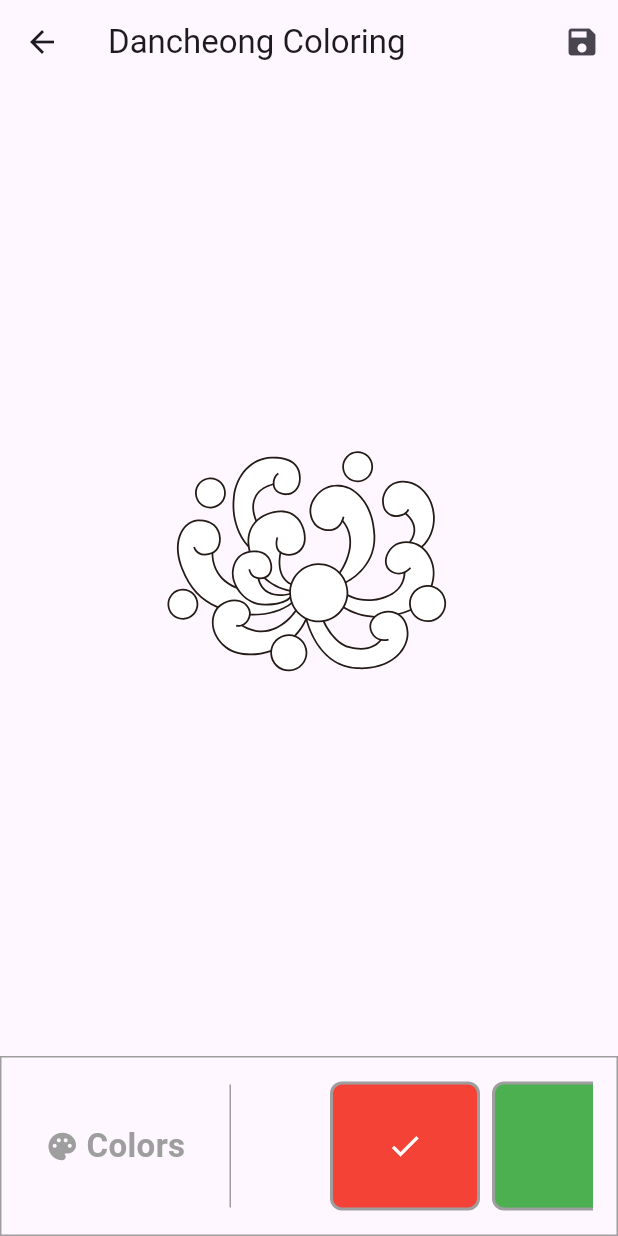
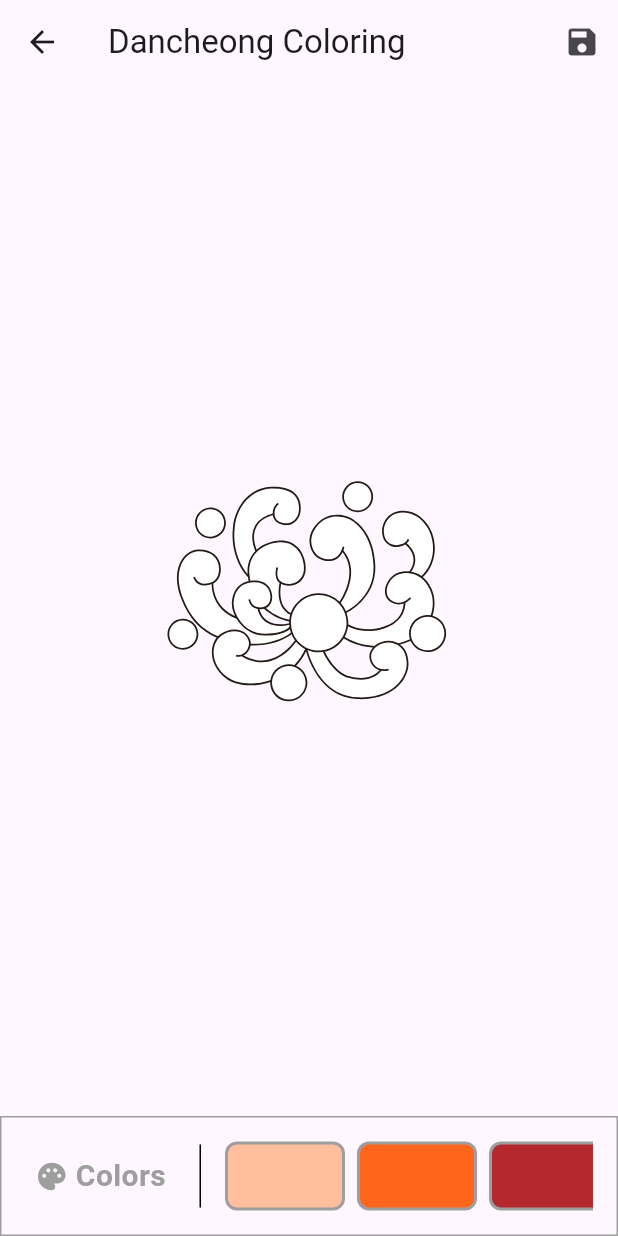
Before and after one commit to atifa1110/dancheong, a Flutter app: the screen it shows after launch, after a tap on an icon or button, on a phone screen of 412 x 824 dp. Run offline on Flutter 3.47's test engine with Material 3 defaults, Android fonts, the phone set to English and light mode, and no system bars; our stand-ins replace device_info_plus, flutter_svg, fluttertoast, path_drawing, permission_handler; missing offline and left inert: saver_gallery.

Commit message:
add saving image using save gallery, color

```diff
--- a/lib/coloring_page.dart
+++ b/lib/coloring_page.dart
@@ -1,15 +1,20 @@
+import 'package:dancheong/constant.dart';
 import 'package:dancheong/svg_painter.dart';
 import 'package:dancheong/utils.dart';
 import 'package:dancheong/vector_image.dart';
+import 'package:device_info_plus/device_info_plus.dart';
 import 'package:flutter/material.dart';
 import 'package:flutter/rendering.dart';
 import 'package:flutter/services.dart';
+import 'package:fluttertoast/fluttertoast.dart';
 
 import 'dart:typed_data';
 import 'dart:ui' as ui;
 import 'dart:io';
 
-import 'package:path_provider/path_provider.dart';
+import 'package:permission_handler/permission_handler.dart';
+import 'package:saver_gallery/saver_gallery.dart';
+
 
 class ColoringSvgScreen extends StatefulWidget {
   final String imagePath;
@@ -36,40 +41,59 @@ class _ColoringSvgScreenState extends State<ColoringSvgScreen> {
   void initState() {
     _init();
     super.initState();
+    _requestPermission();
   }
 
   final GlobalKey _globalKey = GlobalKey(); // GlobalKey for RepaintBoundary
 
-  // Function to save the image
-  Future<void> _saveImage() async {
+  /// Requests necessary permissions based on the platform.
+  Future<void> _requestPermission() async {
+    bool statuses;
+    if (Platform.isAndroid) {
+      final deviceInfoPlugin = DeviceInfoPlugin();
+      final deviceInfo = await deviceInfoPlugin.androidInfo;
+      final sdkInt = deviceInfo.version.sdkInt;
+      statuses = sdkInt < 29 ? await Permission.storage
+          .request()
+          .isGranted : true;
+    } else {
+      statuses = await Permission.photosAddOnly
+          .request()
+          .isGranted;
+    }
+    print('Permission Request Result: $statuses');
+  }
+
+  // Example usage within your existing _saveScreen function or elsewhere:
+  Future<void> _saveScreen() async {
     try {
       RenderRepaintBoundary boundary =
       _globalKey.currentContext!.findRenderObject() as RenderRepaintBoundary;
       ui.Image image = await boundary.toImage();
       ByteData? byteData = await image.toByteData(format: ui.ImageByteFormat.png);
-      Uint8List pngBytes = byteData!.buffer.asUint8List();
 
-      // Get the external storage directory
-      final directory = await getExternalStorageDirectory();
-      if (directory!= null) {
-        final imagePath = '${directory.path}/colored_image.png';
-        final file = File(imagePath);
-        await file.writeAsBytes(pngBytes);
-
-        // Save the image to the gallery
-        //final result = await GallerySaver.saveImage(imagePath);
-        //print("Image saved to gallery: $result");
-
-        // Show a success message or a dialog
+      if (byteData != null) {
+        Uint8List pngBytes = byteData.buffer.asUint8List();
+        String picturesPath = "${DateTime
+            .now()
+            .millisecondsSinceEpoch}.jpg";
+        final result = await SaverGallery.saveImage(
+          pngBytes,
+          quality: 100,
+          fileName: picturesPath,
+          skipIfExists: false,
+        );
+        print("Result : ${result.toString()}");
         ScaffoldMessenger.of(context).showSnackBar(
-          const SnackBar(content: Text('Image saved successfully!')),
+            const SnackBar(content: Text('Image saved to gallery!')));
+      } else {
+        ScaffoldMessenger.of(context).showSnackBar(
+          const SnackBar(content: Text('Failed to save image')),
         );
       }
     } catch (e) {
-      print('Error saving image: $e');
-      // Show an error message
       ScaffoldMessenger.of(context).showSnackBar(
-        const SnackBar(content: Text('Failed to save image.')),
+        const SnackBar(content: Text('Failed to save image')),
       );
     }
   }
@@ -87,12 +111,17 @@ class _ColoringSvgScreenState extends State<ColoringSvgScreen> {
 
   Color _currentColor = Colors.red; // Default color
   final List<Color> _availableColors = [
-    Colors.red,
-    Colors.green,
-    Colors.blue,
-    Colors.yellow,
-    Colors.purple,
-    Colors.orange,
+    color1,
+    color2,
+    color3,
+    color4,
+    color5,
+    color6,
+    color7,
+    color8,
+    color9,
+    color10,
+    color11,
     // Add more colors as needed
   ];
 
@@ -112,7 +141,7 @@ class _ColoringSvgScreenState extends State<ColoringSvgScreen> {
         title: const Text('Dancheong Coloring'),
         actions: [
           IconButton(
-            onPressed: _saveImage, // Call the save function
+            onPressed: _saveScreen, // Call the save function
             icon: const Icon(Icons.save),
           ),
         ],
@@ -152,7 +181,7 @@ class _ColoringSvgScreenState extends State<ColoringSvgScreen> {
 
           // Color Selection List
           Container(
-            height: 120,
+            height: 80,
             padding: const EdgeInsets.symmetric(vertical: 8),
             decoration: BoxDecoration(
               border: Border.all(
@@ -164,7 +193,7 @@ class _ColoringSvgScreenState extends State<ColoringSvgScreen> {
               children: [
                 const SizedBox(width: 16),
                 const SizedBox(
-                  width: 120,// Expand the first section to push the text to the middle
+                  width: 100,// Expand the first section to push the text to the middle
                   child: Row(
                     mainAxisAlignment: MainAxisAlignment.center, // Center the text horizontally
                     children: [
@@ -173,7 +202,7 @@ class _ColoringSvgScreenState extends State<ColoringSvgScreen> {
                       Text(
                         'Colors',
                         style: TextStyle(
-                          fontSize: 22,
+                          fontSize: 20,
                           fontWeight: FontWeight.bold,
                           color: Colors.grey,
                         ),
@@ -185,13 +214,13 @@ class _ColoringSvgScreenState extends State<ColoringSvgScreen> {
                 Container(
                   margin: const EdgeInsets.symmetric(vertical: 10),
                   width: 1,
-                  color: Colors.grey,
+                  color: Colors.black,
                 ),
                 const SizedBox(width: 16),
                 Expanded( // Expand the ListView to fill available space
                   child: ListView.builder(
                     scrollDirection: Axis.horizontal,
-                    padding: const EdgeInsets.only(left: 50, right: 50), // Add left padding for "Colors" text
+                    padding: const EdgeInsets.only(right: 50), // Add left padding for "Colors" text
                     itemCount: _availableColors.length,
                     itemBuilder: (context, index) {
                       final color = _availableColors[index];
@@ -202,7 +231,7 @@ class _ColoringSvgScreenState extends State<ColoringSvgScreen> {
                           });
                         },
                         child: Container(
-                          width: 100,
+                          width: 80,
                           margin: const EdgeInsets.only(right: 8, top: 8, bottom: 8), // Adjust margin
                           decoration: BoxDecoration(
                             color: color,
--- a/lib/constant.dart
+++ b/lib/constant.dart
@@ -6,3 +6,27 @@ const Color kPrussianBlue = Color(0xFF003566);
 const Color kMikadoYellow = Color(0xFFffc300);
 const Color kDavysGrey = Color(0xFF4B5358);
 const Color kGrey = Color(0xFF303030);
+
+const Color color1 = Color(0xFFFFBE9E);
+const Color color2 = Color(0xFFFF661B);
+const Color color3 = Color(0xFFB4282E);
+const Color color4 = Color(0xFFA22929);
+const Color color5 = Color(0xFF592D2B);
+const Color color6 = Color(0xFFFFCD00);
+const Color color7 = Color(0xFF5A87D9);
+const Color color8 = Color(0xFF009844);
+const Color color9 = Color(0xFF2B5034);
+const Color color10 = Color(0xFF00098B);
+const Color color11 = Color(0x1F010118);
+
+const Color gray1 = Color(0xFFF1F1F2);
+const Color gray2 = Color(0xFFE6E7E8);
+const Color gray3 = Color(0xFFD1D2D4);
+const Color gray4 = Color(0xFFBBBDC0);
+const Color gray5 = Color(0xFFA7A9AB);
+const Color gray6 = Color(0xFF939597);
+const Color gray7 = Color(0xFF808284);
+const Color gray8 = Color(0xFF6D6E70);
+const Color gray9 = Color(0xFF58585B);
+const Color gary10 = Color(0xFF4C4C4E);
+const Color gray11 = Color(0xFF404041);
--- a/lib/main.dart
+++ b/lib/main.dart
@@ -1,17 +1,21 @@
 import 'package:flutter/material.dart';
+import 'package:flutter/rendering.dart';
 import 'package:flutter_svg/svg.dart';
 import 'coloring_page.dart';
+
 
 void main() {
   runApp(MyApp());
 }
 
 class MyApp extends StatelessWidget {
+  const MyApp({super.key});
+
   @override
   Widget build(BuildContext context) {
     return MaterialApp(
       title: 'Coloring App',
-      home: ImageSelectionScreen(),
+      home: ImageSelectionScreen()
     );
   }
 }
```
Also changed, not shown: pubspec.yaml (+5 -2 lines), assets/moran.svg, pubspec.lock, 5 other files.
